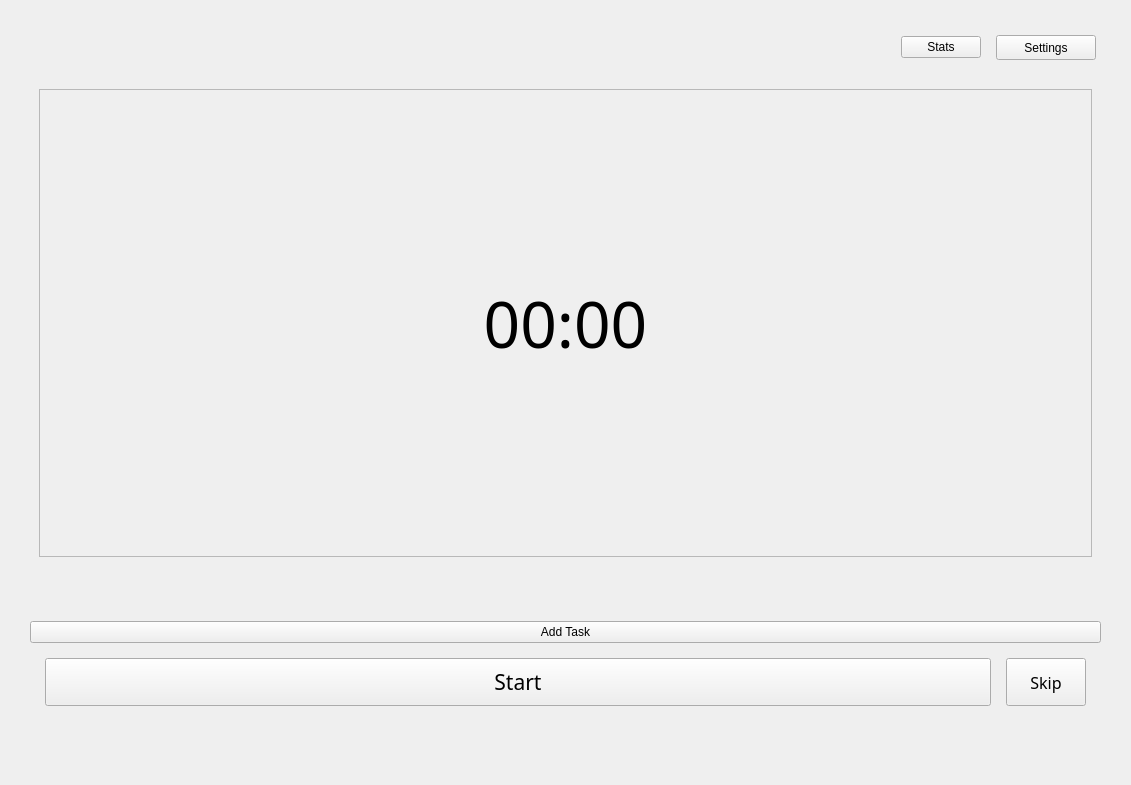
Above: PomoPeak/ui/pomopeak.ui from TheVipek/PomoPeak before the change. Below: the same form after it.
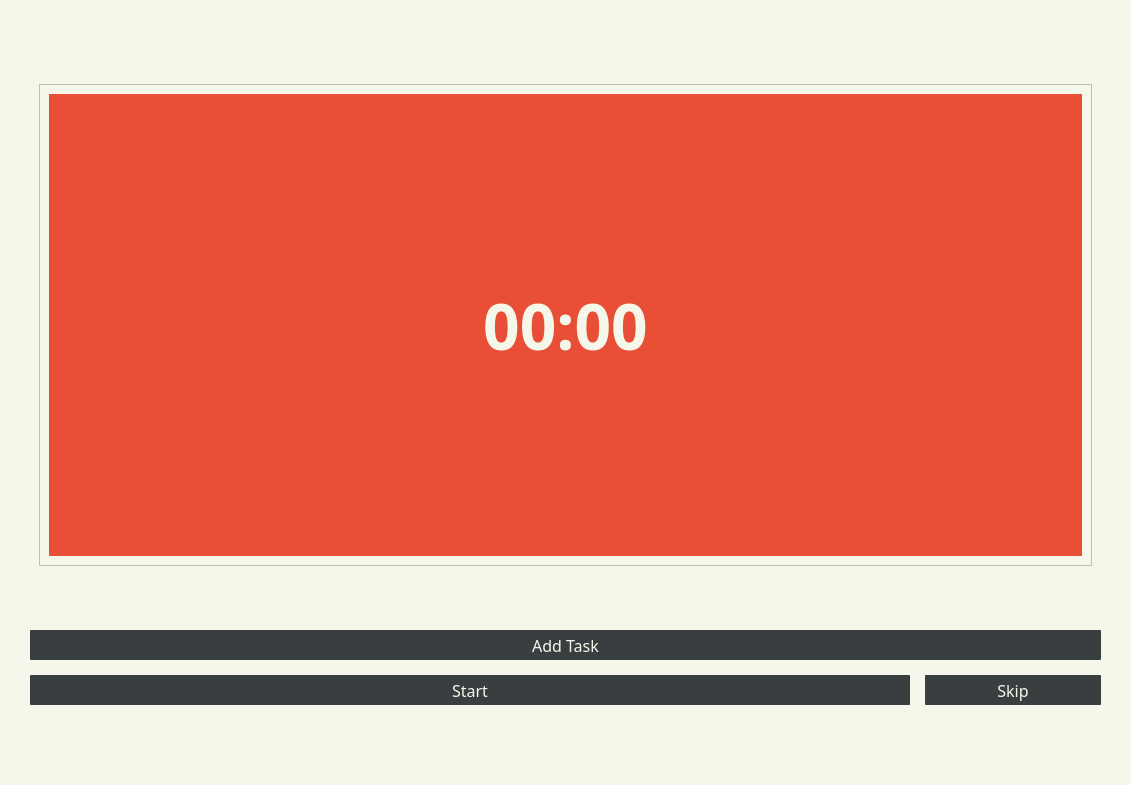
That is the form after the change. Icons and pictures are not drawn.

What changed in the file:
```diff
--- a/PomoPeak/ui/pomopeak.ui
+++ b/PomoPeak/ui/pomopeak.ui
@@ -19,6 +19,9 @@
   <property name="windowTitle">
    <string>PomoPeak</string>
   </property>
+  <property name="styleSheet">
+   <string notr="true"/>
+  </property>
   <widget class="QWidget" name="mainWidget">
    <property name="sizePolicy">
     <sizepolicy hsizetype="Expanding" vsizetype="Expanding">
@@ -38,6 +41,36 @@
      <height>16777215</height>
     </size>
    </property>
+   <property name="styleSheet">
+    <string notr="true">QWidget
+{
+	background-color: #f6f7eb;
+}
+
+QLabel, QPushButton
+{
+	color: #393e41;
+}
+QPushButton
+{
+	background-color: #393e41;
+	border-radius: 1px;
+	color: #f6f7eb;
+}
+
+
+
+#settingsBtn, #statsBtn
+{
+ background-color: none;
+}
+
+#TimeLabel
+{
+	background-color : #e94f37;
+	color: #f6f7eb;
+}</string>
+   </property>
    <layout class="QVBoxLayout" name="verticalLayout">
     <property name="leftMargin">
      <number>0</number>
@@ -67,7 +100,7 @@
       </property>
       <item>
        <widget class="QWidget" name="widget" native="true">
-        <layout class="QVBoxLayout" name="allElementsLayout" stretch="0,10,0,0,1,1">
+        <layout class="QVBoxLayout" name="allElementsLayout" stretch="1,10,0,0,1,1">
          <property name="spacing">
           <number>15</number>
          </property>
@@ -86,16 +119,16 @@
          <item>
           <layout class="QHBoxLayout" name="horizontalLayout">
            <property name="leftMargin">
-            <number>5</number>
+            <number>0</number>
            </property>
            <property name="topMargin">
-            <number>5</number>
+            <number>0</number>
            </property>
            <property name="rightMargin">
-            <number>5</number>
+            <number>0</number>
            </property>
            <property name="bottomMargin">
-            <number>5</number>
+            <number>0</number>
            </property>
            <item>
             <spacer name="horizontalSpacer">
@@ -112,8 +145,30 @@
            </item>
            <item>
             <widget class="QPushButton" name="statsBtn">
+             <property name="minimumSize">
+              <size>
+               <width>0</width>
+               <height>30</height>
+              </size>
+             </property>
+             <property name="font">
+              <font>
+               <family>Bahnschrift</family>
+               <pointsize>12</pointsize>
+              </font>
+             </property>
              <property name="text">
-              <string>Stats</string>
+              <string/>
+             </property>
+             <property name="icon">
+              <iconset resource="../data/Resources.qrc">
+               <normaloff>:/icon/images/bar-chart (1).png</normaloff>:/icon/images/bar-chart (1).png</iconset>
+             </property>
+             <property name="iconSize">
+              <size>
+               <width>32</width>
+               <height>32</height>
+              </size>
              </property>
             </widget>
            </item>
@@ -121,12 +176,43 @@
             <widget class="QPushButton" name="settingsBtn">
              <property name="minimumSize">
               <size>
-               <width>100</width>
-               <height>25</height>
+               <width>0</width>
+               <height>30</height>
               </size>
              </property>
+             <property name="font">
+              <font>
+               <family>Bahnschrift</family>
+               <pointsize>12</pointsize>
+              </font>
+             </property>
+             <property name="styleSheet">
+              <string notr="true"/>
+             </property>
              <property name="text">
-              <string>Settings</string>
+              <string/>
+             </property>
+             <property name="icon">
+              <iconset resource="../data/Resources.qrc">
+               <normaloff>:/icon/images/settings (1).png</normaloff>:/icon/images/settings (1).png</iconset>
+             </property>
+             <property name="iconSize">
+              <size>
+               <width>32</width>
+               <height>32</height>
+              </size>
+             </property>
+             <property name="checkable">
+              <bool>false</bool>
+             </property>
+             <property name="autoDefault">
+              <bool>false</bool>
+             </property>
+             <property name="default">
+              <bool>false</bool>
+             </property>
+             <property name="flat">
+              <bool>false</bool>
              </property>
             </widget>
            </item>
@@ -164,7 +250,7 @@
                  <x>0</x>
                  <y>0</y>
                  <width>1051</width>
-                 <height>439</height>
+                 <height>426</height>
                 </rect>
                </property>
                <property name="sizePolicy">
@@ -186,8 +272,9 @@
                     </property>
                     <property name="font">
                      <font>
-                      <family>BIZ UDPMincho</family>
+                      <family>Bahnschrift</family>
                       <pointsize>48</pointsize>
+                      <bold>true</bold>
                      </font>
                     </property>
                     <property name="text">
@@ -231,53 +318,100 @@
          </item>
          <item>
           <widget class="QPushButton" name="AddTaskBtn">
+           <property name="minimumSize">
+            <size>
+             <width>0</width>
+             <height>30</height>
+            </size>
+           </property>
+           <property name="font">
+            <font>
+             <family>Bahnschrift</family>
+             <pointsize>12</pointsize>
+             <kerning>true</kerning>
+            </font>
+           </property>
            <property name="text">
             <string>Add Task</string>
            </property>
+           <property name="checkable">
+            <bool>false</bool>
+           </property>
+           <property name="checked">
+            <bool>false</bool>
+           </property>
+           <property name="autoDefault">
+            <bool>false</bool>
+           </property>
+           <property name="default">
+            <bool>false</bool>
+           </property>
+           <property name="flat">
+            <bool>false</bool>
+           </property>
           </widget>
          </item>
          <item>
-          <layout class="QHBoxLayout" name="ManagingStateLayout" stretch="0,0">
+          <layout class="QHBoxLayout" name="ManagingStateLayout" stretch="5,1">
            <property name="sizeConstraint">
             <enum>QLayout::SetDefaultConstraint</enum>
            </property>
            <property name="leftMargin">
-            <number>15</number>
+            <number>0</number>
            </property>
            <property name="rightMargin">
-            <number>15</number>
+            <number>0</number>
            </property>
            <item>
             <widget class="QPushButton" name="ChangeFlowBtn">
              <property name="sizePolicy">
-              <sizepolicy hsizetype="Expanding" vsizetype="Preferred">
+              <sizepolicy hsizetype="Expanding" vsizetype="Fixed">
                <horstretch>0</horstretch>
                <verstretch>0</verstretch>
               </sizepolicy>
              </property>
+             <property name="minimumSize">
+              <size>
+               <width>0</width>
+               <height>30</height>
+              </size>
+             </property>
              <property name="font">
               <font>
-               <family>BIZ UDPMincho</family>
-               <pointsize>16</pointsize>
+               <family>Bahnschrift</family>
+               <pointsize>12</pointsize>
               </font>
              </property>
              <property name="text">
               <string>Start</string>
              </property>
+             <property name="autoDefault">
+              <bool>false</bool>
+             </property>
+             <property name="default">
+              <bool>false</bool>
+             </property>
             </widget>
            </item>
            <item>
             <widget class="QPushButton" name="SkipBtn">
              <property name="sizePolicy">
-              <sizepolicy hsizetype="Preferred" vsizetype="Preferred">
+              <sizepolicy hsizetype="Preferred" vsizetype="Fixed">
                <horstretch>0</horstretch>
                <verstretch>0</verstretch>
               </sizepolicy>
              </property>
+             <property name="minimumSize">
+              <size>
+               <width>0</width>
+               <height>30</height>
+              </size>
+             </property>
              <property name="font">
               <font>
-               <family>BIZ UDPMincho</family>
+               <family>Bahnschrift</family>
                <pointsize>12</pointsize>
+               <bold>false</bold>
               </font>
              </property>
              <property name="text">
```
Left out of the diff: 6 changed lines with no effect on the pictures.
